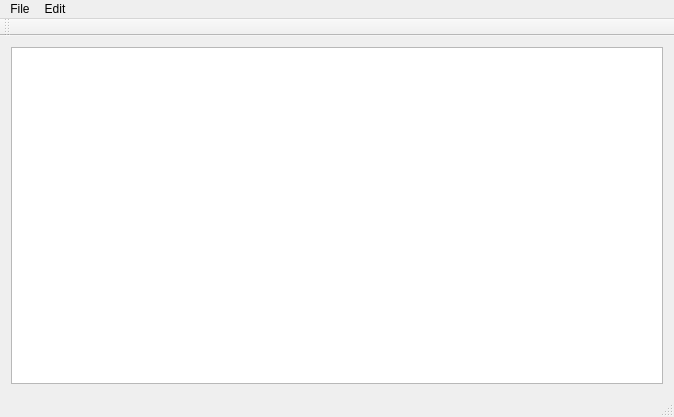
The window that DMEEditor/mainwindow.ui (jahandideh-iman/DMEEditor) describes before a commit, drawn with Qt 5.
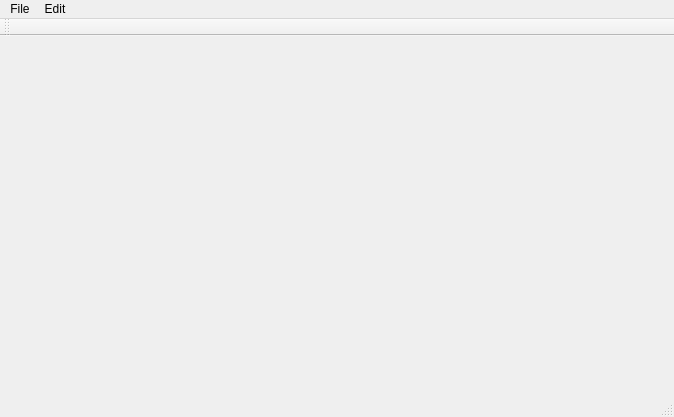
The same window after the commit.

The edit to the form file:
```diff
--- a/DMEEditor/mainwindow.ui
+++ b/DMEEditor/mainwindow.ui
@@ -16,11 +16,7 @@
   <widget class="QWidget" name="centralWidget">
    <layout class="QGridLayout" name="gridLayout">
     <item row="0" column="0">
-     <layout class="QGridLayout" name="viewLayout">
-      <item row="0" column="0">
-       <widget class="QListView" name="listView"/>
-      </item>
-     </layout>
+     <layout class="QGridLayout" name="viewLayout"/>
     </item>
    </layout>
   </widget>
```
Left out of the diff: 10 changed lines with no effect on the pictures.
